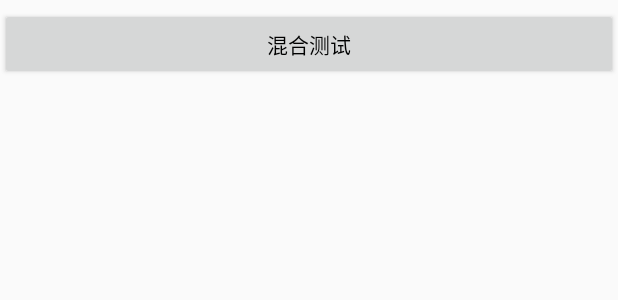
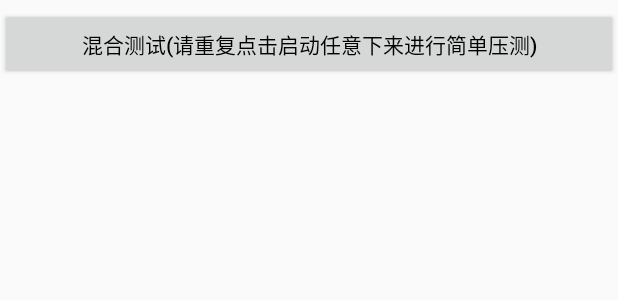
Before and after one commit to lingochamp/FileDownloader, an Android app: the layout activity_main.xml on its own in the app's theme, with its tools: preview values and no code run, on a phone screen of 412 x 824 dp. Shown: the top 300 px of the screen. Run offline under Robolectric (Android 15) with nearby library versions, the phone set to English and light mode, and no system bars.

Commit message:
change demo mix test tile, for tips to user

```diff
--- a/demo/src/main/res/values/strings.xml
+++ b/demo/src/main/res/values/strings.xml
@@ -4,6 +4,6 @@
     <string name="multi_serial_download_test">多任务队列串行下载</string>
     <string name="single_task_download_test">单任务下载测试</string>
     <string name="del_cache_files">删除所有已下载文件</string>
-    <string name="mix_test_title">混合测试</string>
+    <string name="mix_test_title">混合测试(请重复点击启动任意下来进行简单压测)</string>
     <string name="app_github">GITHUB</string>
 </resources>
```
